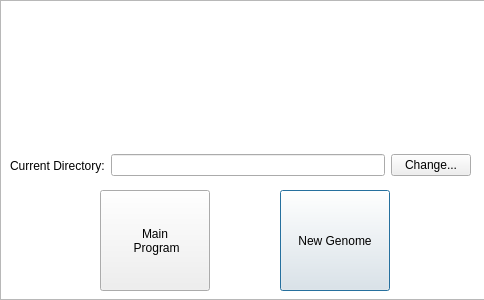
The window that startupCASPER.ui (TrinhLab/CASPERapp) describes before a commit, drawn with Qt 5.
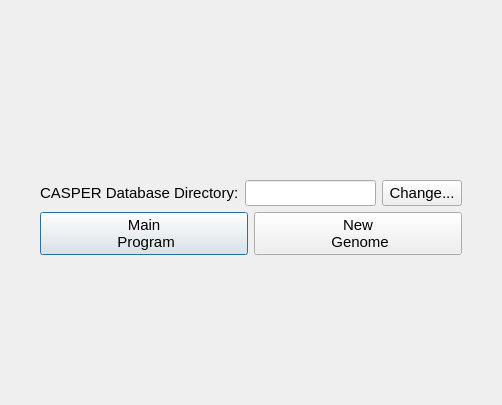
The same window after the commit.

Diff of the .ui file:
```diff
--- a/startupCASPER.ui
+++ b/startupCASPER.ui
@@ -6,92 +6,119 @@
    <rect>
     <x>0</x>
     <y>0</y>
-    <width>484</width>
-    <height>300</height>
+    <width>502</width>
+    <height>405</height>
    </rect>
   </property>
+  <property name="font">
+   <font>
+    <pointsize>11</pointsize>
+   </font>
+  </property>
   <property name="windowTitle">
    <string>Dialog</string>
   </property>
-  <widget class="QGraphicsView" name="openingwindow">
-   <property name="geometry">
-    <rect>
-     <x>0</x>
-     <y>0</y>
-     <width>491</width>
-     <height>300</height>
-    </rect>
-   </property>
-  </widget>
-  <widget class="QPushButton" name="pushButton">
-   <property name="geometry">
-    <rect>
-     <x>280</x>
-     <y>190</y>
-     <width>110</width>
-     <height>101</height>
-    </rect>
-   </property>
-   <property name="text">
-    <string>New Genome</string>
-   </property>
-  </widget>
-  <widget class="QPushButton" name="pushButton_2">
-   <property name="geometry">
-    <rect>
-     <x>100</x>
-     <y>190</y>
-     <width>110</width>
-     <height>101</height>
-    </rect>
-   </property>
-   <property name="text">
-    <string>Main 
+  <layout class="QGridLayout" name="gridLayout">
+   <item row="6" column="1" colspan="3">
+    <layout class="QGridLayout" name="gridLayout_2">
+     <item row="0" column="0">
+      <widget class="QPushButton" name="pushButton_2">
+       <property name="text">
+        <string>Main 
  Program</string>
-   </property>
-  </widget>
-  <widget class="QWidget" name="horizontalLayoutWidget">
-   <property name="geometry">
-    <rect>
-     <x>10</x>
-     <y>140</y>
-     <width>461</width>
-     <height>51</height>
-    </rect>
-   </property>
-   <layout class="QHBoxLayout" name="horizontalLayout">
-    <item>
-     <widget class="QLabel" name="label">
-      <property name="text">
-       <string>Current Directory:</string>
-      </property>
-     </widget>
-    </item>
-    <item>
-     <widget class="QLineEdit" name="lineEdit"/>
-    </item>
-    <item>
-     <widget class="QPushButton" name="pushButton_3">
-      <property name="text">
-       <string>Change...</string>
-      </property>
-     </widget>
-    </item>
-   </layout>
-  </widget>
-  <widget class="QLabel" name="labelforart">
-   <property name="geometry">
-    <rect>
-     <x>140</x>
-     <y>20</y>
-     <width>341</width>
-     <height>111</height>
-    </rect>
-   </property>
-   <property name="text">
-    <string/>
-   </property>
-  </widget>
+       </property>
+      </widget>
+     </item>
+     <item row="0" column="1">
+      <widget class="QPushButton" name="pushButton">
+       <property name="text">
+        <string>New 
+ Genome</string>
+       </property>
+      </widget>
+     </item>
+    </layout>
+   </item>
+   <item row="1" column="1" colspan="3">
+    <widget class="QLabel" name="labelforart">
+     <property name="text">
+      <string/>
+     </property>
+    </widget>
+   </item>
+   <item row="3" column="3">
+    <widget class="QPushButton" name="pushButton_3">
+     <property name="text">
+      <string>Change...</string>
+     </property>
+    </widget>
+   </item>
+   <item row="3" column="1">
+    <widget class="QLabel" name="label">
+     <property name="text">
+      <string>CASPER Database Directory:</string>
+     </property>
+    </widget>
+   </item>
+   <item row="0" column="1">
+    <spacer name="verticalSpacer">
+     <property name="orientation">
+      <enum>Qt::Vertical</enum>
+     </property>
+     <property name="sizeHint" stdset="0">
+      <size>
+       <width>20</width>
+       <height>40</height>
+      </size>
+     </property>
+    </spacer>
+   </item>
+   <item row="3" column="4">
+    <spacer name="horizontalSpacer">
+     <property name="orientation">
+      <enum>Qt::Horizontal</enum>
+     </property>
+     <property name="sizeHint" stdset="0">
+      <size>
+       <width>40</width>
+       <height>20</height>
+      </size>
+     </property>
+    </spacer>
+   </item>
+   <item row="2" column="0" rowspan="2">
+    <spacer name="horizontalSpacer_2">
+     <property name="orientation">
+      <enum>Qt::Horizontal</enum>
+     </property>
+     <property name="sizeHint" stdset="0">
+      <size>
+       <width>40</width>
+       <height>20</height>
+      </size>
+     </property>
+    </spacer>
+   </item>
+   <item row="3" column="2">
+    <widget class="QLineEdit" name="lineEdit"/>
+   </item>
+   <item row="1" column="1" rowspan="2" colspan="3">
+    <layout class="QHBoxLayout" name="horizontalLayout"/>
+   </item>
+   <item row="7" column="1">
+    <spacer name="verticalSpacer_2">
+     <property name="orientation">
+      <enum>Qt::Vertical</enum>
+     </property>
+     <property name="sizeHint" stdset="0">
+      <size>
+       <width>20</width>
+       <height>40</height>
+      </size>
+     </property>
+    </spacer>
+   </item>
+  </layout>
  </widget>
  <resources/>
  <connections/>
```
Left out of the diff: 2 changed lines with no effect on the pictures.
